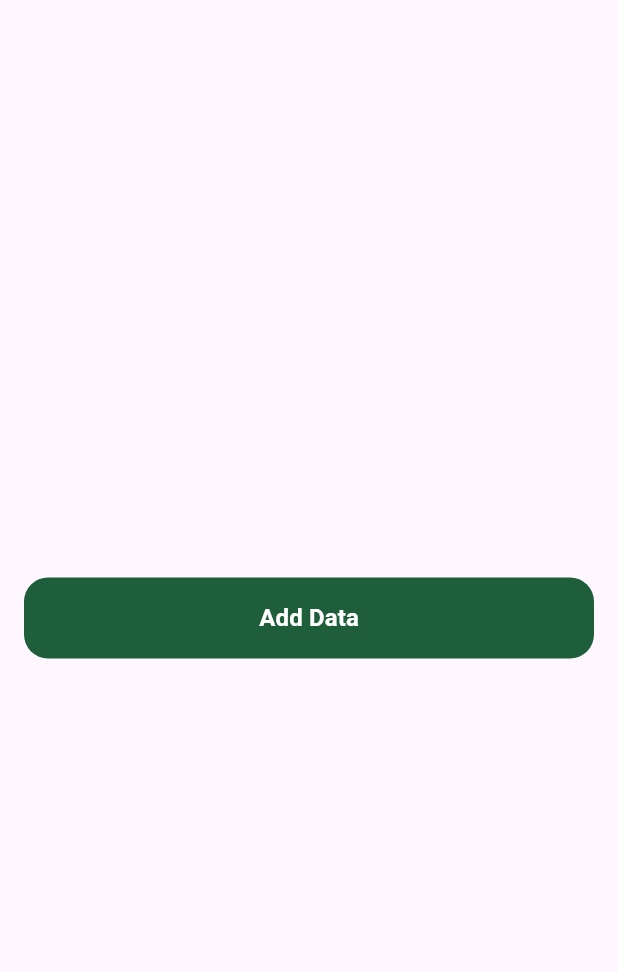
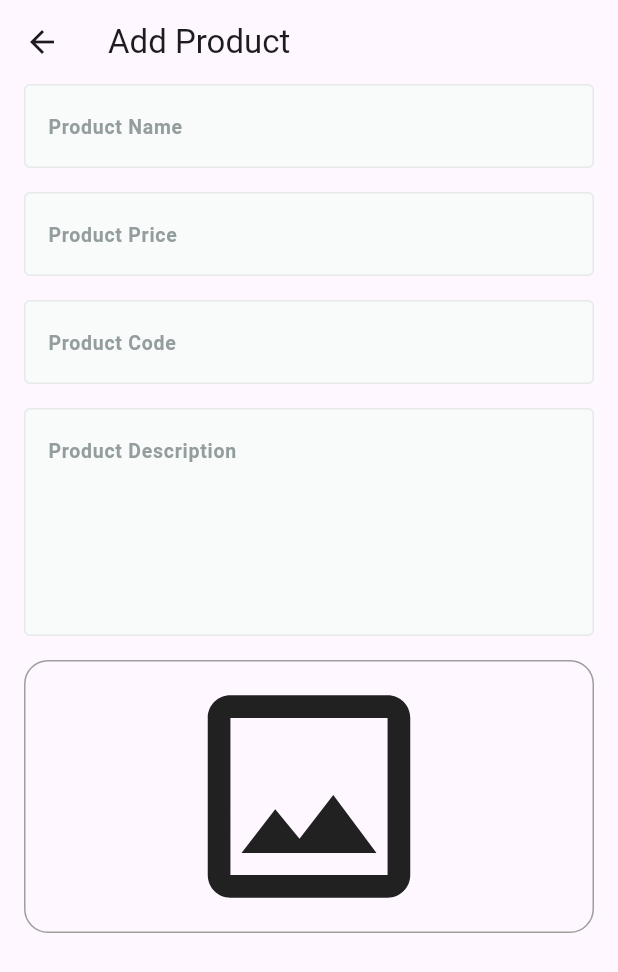
Before and after one commit to MomenRizq/fruits_app_dashboard, a Flutter app: the screen it shows after launch, after a tap on "Add Data", on a phone screen of 412 x 824 dp. Shown: the top 972 px of the screen. Run offline on Flutter 3.47's test engine with Material 3 defaults, Android fonts, the phone set to English and light mode, and no system bars; drawn by our look-alikes of skeletonizer; our stand-ins replace firebase_core, image_picker; accounts and stored records are empty.

Commit message:
Add AddProduct feature with UI and routing
- Implemented AddProductView and AddProductViewBody for adding new products.
- Integrated CustomTextFormField for input fields.
- Added ImageField for image selection.
- Updated routing to include AddProductView.
- Registered file_selector plugins for file handling.
- Updated pubspec.yaml with new dependencies.

```diff
--- a/lib/core/helper_function/on_generate_routes.dart
+++ b/lib/core/helper_function/on_generate_routes.dart
@@ -1,4 +1,5 @@
 import 'package:flutter/material.dart';
+import 'package:fruits_app_dashboard/features/add_product/presentation/views/add_product_view.dart';
 
 import '../../features/dashboard/views/dashboard_view.dart';
 
@@ -7,6 +8,8 @@ import '../../features/dashboard/views/dashboard_view.dart';
 
       case DashboardView.routeName:
        return MaterialPageRoute(builder: (context) => const DashboardView());
+        case AddProductView.routeName:
+       return MaterialPageRoute(builder: (context) => const AddProductView());
      default:
        return MaterialPageRoute(builder: (context) => const Scaffold());
    }
--- /dev/null
+++ b/lib/core/widgets/build_app_bar.dart
@@ -0,0 +1,9 @@
+import 'package:flutter/material.dart';
+
+ AppBar buildAppBar(String text) {
+   return AppBar(
+     title: Text(
+       text,
+     ),
+   );
+ }
--- /dev/null
+++ b/lib/core/widgets/custom_text_field.dart
@@ -0,0 +1,58 @@
+import 'package:flutter/material.dart';
+ import 'package:flutter/widgets.dart';
+
+ import '../utils/app_text_styles.dart';
+
+ class CustomTextFormField extends StatelessWidget {
+   const CustomTextFormField(
+       {super.key,
+       required this.hintText,
+       required this.textInputType,
+       this.maxLines = 1,
+       this.suffixIcon,
+       this.onSaved,
+       this.obscureText = false});
+   final String hintText;
+   final TextInputType textInputType;
+   final int? maxLines;
+   final Widget? suffixIcon;
+   final void Function(String?)? onSaved;
+   final bool obscureText;
+   @override
+   Widget build(BuildContext context) {
+     return TextFormField(
+       maxLines: maxLines,
+       obscureText: obscureText,
+       onSaved: onSaved,
+       validator: (value) {
+         if (value == null || value.isEmpty) {
+           return 'هذا الحقل مطلوب';
+         }
+         return null;
+       },
+       keyboardType: textInputType,
+       decoration: InputDecoration(
+         suffixIcon: suffixIcon,
+         hintStyle: TextStyles.bold13.copyWith(
+           color: const Color(0xFF949D9E),
+         ),
+         hintText: hintText,
+         filled: true,
+         fillColor: const Color(0xFFF9FAFA),
+         border: buildBorder(),
+         enabledBorder: buildBorder(),
+         focusedBorder: buildBorder(),
+       ),
+     );
+   }
+
+   OutlineInputBorder buildBorder() {
+     return OutlineInputBorder(
+       borderRadius: BorderRadius.circular(4),
+       borderSide: const BorderSide(
+         width: 1,
+         color: Color(0xFFE6E9E9),
+       ),
+     );
+   }
+ }
--- /dev/null
+++ b/lib/features/add_product/presentation/views/add_product_view.dart
@@ -0,0 +1,19 @@
+import 'package:flutter/material.dart';
+import 'package:fruits_app_dashboard/features/add_product/presentation/views/widgets/add_product_view_body.dart';
+
+import '../../../../core/widgets/build_app_bar.dart';
+
+ class AddProductView extends StatelessWidget {
+   const AddProductView({super.key});
+
+   static const routeName = 'add-product';
+   @override
+   Widget build(BuildContext context) {
+     return  Scaffold(
+      appBar: buildAppBar(
+         'Add Product',
+       ),
+       body: const AddProductViewBody(),
+     );
+   }
+ }
--- /dev/null
+++ b/lib/features/add_product/presentation/views/widgets/add_product_view_body.dart
@@ -0,0 +1,58 @@
+import 'package:flutter/material.dart';
+import 'package:fruits_app_dashboard/core/widgets/custom_text_field.dart';
+import 'package:fruits_app_dashboard/features/add_product/presentation/views/widgets/image_field.dart';
+
+class AddProductViewBody extends StatefulWidget {
+  const AddProductViewBody({super.key});
+
+  @override
+  State<AddProductViewBody> createState() => _AddProductViewBodyState();
+}
+
+class _AddProductViewBodyState extends State<AddProductViewBody> {
+   final GlobalKey<FormState> _formKey = GlobalKey<FormState>();
+   AutovalidateMode autovalidateMode = AutovalidateMode.disabled;
+  @override
+  Widget build(BuildContext context) {
+    return Padding(
+       padding: const EdgeInsets.symmetric(horizontal: 16),
+       child: SingleChildScrollView(
+         child: Form(
+           key: _formKey,
+           autovalidateMode: autovalidateMode,
+           child:  Column(
+            spacing: 16,
+             children: [
+               CustomTextFormField(
+                 hintText: 'Product Name',
+                 textInputType: TextInputType.text,
+               ),
+
+               CustomTextFormField(
+                 hintText: 'Product Price',
+                 textInputType: TextInputType.number  ,
+               ),
+
+               CustomTextFormField(
+                 hintText: 'Product Code',
+                 textInputType: TextInputType.number,
+               ),
+
+               CustomTextFormField(
+                 hintText: 'Product Description',
+                 textInputType: TextInputType.text,
+                 maxLines: 5,
+               ),
+
+               ImageField(onFileChanged: (image) {},),
+                SizedBox(
+                  height: 16,
+                ),
+
+             ],
+           ),
+         ),
+       ),
+     );
+  }
+}
--- /dev/null
+++ b/lib/features/add_product/presentation/views/widgets/image_field.dart
@@ -0,0 +1,83 @@
+import 'dart:io';
+
+import 'package:flutter/material.dart';
+import 'package:image_picker/image_picker.dart';
+import 'package:skeletonizer/skeletonizer.dart';
+
+ class ImageField extends StatefulWidget {
+  const ImageField({super.key, required this.onFileChanged});
+   final ValueChanged<File?> onFileChanged;
+
+  @override
+  State<ImageField> createState() => _ImageFieldState();
+}
+
+class _ImageFieldState extends State<ImageField> {
+   bool isLoading = false;
+    File? fileImage;
+   @override
+
+   Widget build(BuildContext context) {
+     return  Skeletonizer(
+       enabled: isLoading,
+       child: GestureDetector(
+          onTap: () async {
+            isLoading = true;
+             setState(() {});
+             try {
+                await prickImage();
+             } catch (e) {
+               setState(() {});
+             }
+             isLoading = false;
+             setState(() {});
+           },
+
+         child: Stack(
+          children: [
+            Container(
+               width: double.infinity,
+               decoration: BoxDecoration(
+                   borderRadius: BorderRadius.circular(
+                     16,
+                   ),
+                   border: Border.all(
+                     color: Colors.grey,
+                   )),
+               child: fileImage != null
+                   ? ClipRRect(
+                       borderRadius: BorderRadius.circular(16),
+                       child: Image.file(fileImage!))
+                   : const Icon(
+                       Icons.image_outlined,
+                       size: 180,
+                     ),
+             ),
+             Visibility(
+               visible: fileImage != null,
+               child: IconButton(
+                 onPressed: () {
+                   fileImage = null;
+                   widget.onFileChanged(fileImage);
+                   setState(() {});
+                 },
+                 icon: const Icon(
+                   Icons.close,
+                   color: Colors.red,
+                 ),
+               ),)
+          ],
+         )
+       ),
+     );
+   }
+
+    Future<void> prickImage() async {
+     final ImagePicker picker = ImagePicker();
+
+     final XFile? image = await picker.pickImage(source: ImageSource.gallery);
+     fileImage = File(image!.path);
+
+     widget.onFileChanged(fileImage!);
+   }
+}
--- a/lib/features/dashboard/views/widgets/dashboard_view_body.dart
+++ b/lib/features/dashboard/views/widgets/dashboard_view_body.dart
@@ -1,4 +1,5 @@
 import 'package:flutter/material.dart';
+import 'package:fruits_app_dashboard/features/add_product/presentation/views/add_product_view.dart';
 
 
 import '../../../../core/widgets/custom_button.dart';
@@ -14,7 +15,9 @@ import '../../../../core/widgets/custom_button.dart';
          mainAxisAlignment: MainAxisAlignment.center,
          children: [
            CustomButton(
-             onPressed: () {},
+              onPressed: () {
+               Navigator.pushNamed(context, AddProductView.routeName);
+             },
              text: 'Add Data',
            ),
          ],
```
Also changed, not shown: pubspec.yaml (+3 -6 lines), pubspec.lock, 5 other files.
